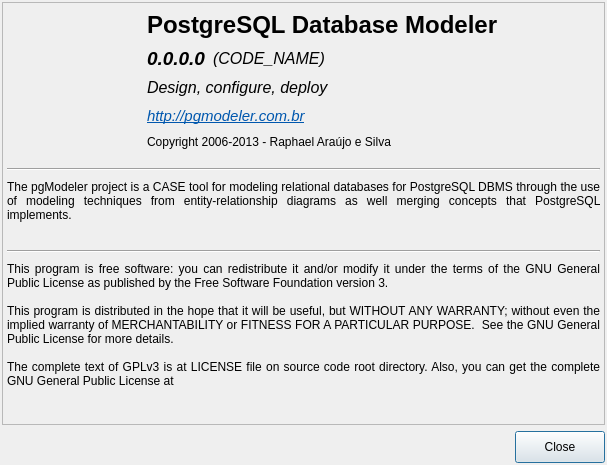
The window that libpgmodeler_ui/ui/aboutform.ui (pgmodeler/pgmodeler) describes before a commit, drawn with Qt 5.
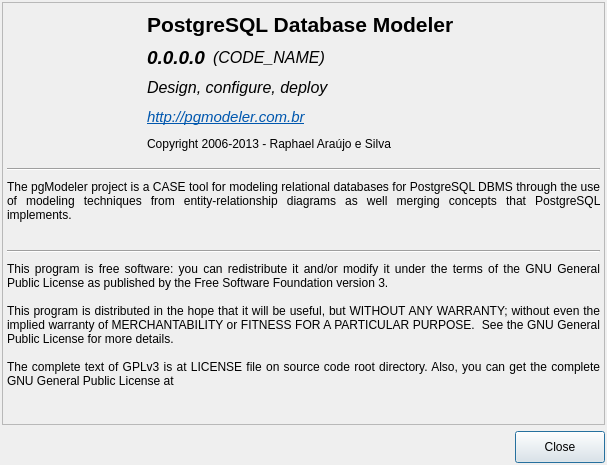
The same window after the commit. Icons and pictures are not drawn.

Patch:
```diff
--- a/libpgmodeler_ui/ui/aboutform.ui
+++ b/libpgmodeler_ui/ui/aboutform.ui
@@ -203,7 +203,7 @@
           </property>
           <property name="font">
            <font>
-            <pointsize>18</pointsize>
+            <pointsize>16</pointsize>
             <weight>75</weight>
             <bold>true</bold>
            </font>
```
